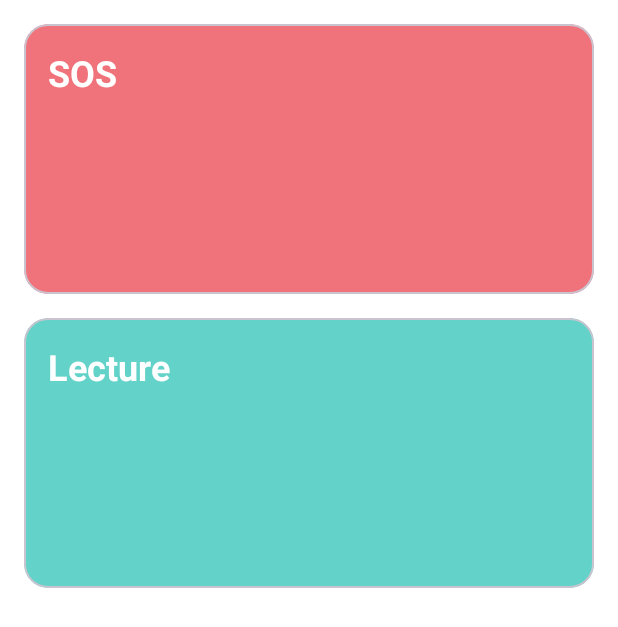
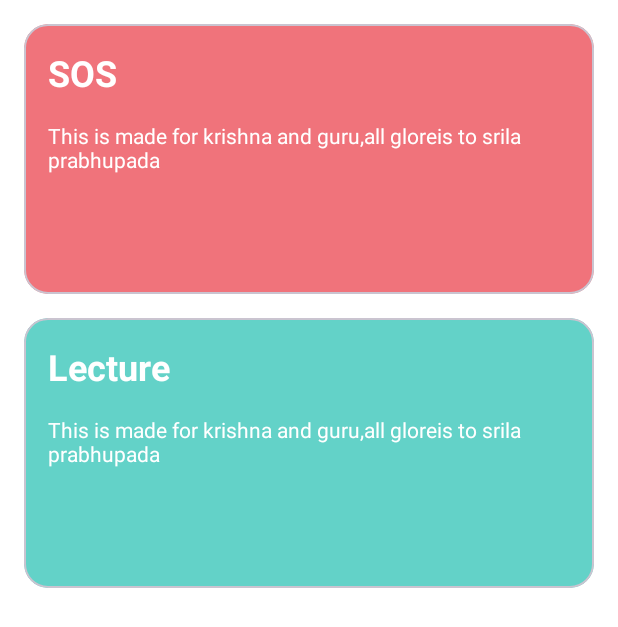
Before and after one commit to prabesh108/GitPro, an Android app: the screen it shows after launch (MainActivity), on a phone screen of 412 x 824 dp. Shown: the top 627 px of the screen. Run offline under Robolectric (Android 15) with nearby library versions, the phone set to English and light mode, and no system bars.

Commit message:
2 box with text run successfully

```diff
--- a/app/src/main/res/layout/activity_main.xml
+++ b/app/src/main/res/layout/activity_main.xml
@@ -33,6 +33,20 @@
 
     </TextView>
 
+    <TextView
+        android:layout_margin="16dp"
+        app:layout_constraintEnd_toEndOf="@+id/pink_card"
+        app:layout_constraintStart_toStartOf="@+id/pink_card"
+        android:textColor="#FFF"
+        android:id="@+id/sos_msg"
+        android:layout_width="0dp"
+        android:layout_height="wrap_content"
+        android:text="This is made for krishna and guru,all gloreis to srila prabhupada"
+        app:layout_constraintTop_toBottomOf="@+id/sos_text"
+        tools:ignore="MissingConstraints">
+
+    </TextView>
+
     <com.google.android.material.card.MaterialCardView
         android:id="@+id/green_card"
         android:layout_width="match_parent"
@@ -57,4 +71,18 @@
         app:layout_constraintTop_toTopOf="@+id/green_card"
         tools:ignore="MissingConstraints" />
 
+    <TextView
+        android:layout_margin="16dp"
+        app:layout_constraintEnd_toEndOf="@+id/green_card"
+        app:layout_constraintStart_toStartOf="@+id/green_card"
+        android:textColor="#FFF"
+        android:id="@+id/lecture_msg"
+        android:layout_width="0dp"
+        android:layout_height="wrap_content"
+        android:text="This is made for krishna and guru,all gloreis to srila prabhupada"
+        app:layout_constraintTop_toBottomOf="@+id/lecture_text"
+        tools:ignore="MissingConstraints">
+
+    </TextView>
+
 </androidx.constraintlayout.widget.ConstraintLayout>
```
